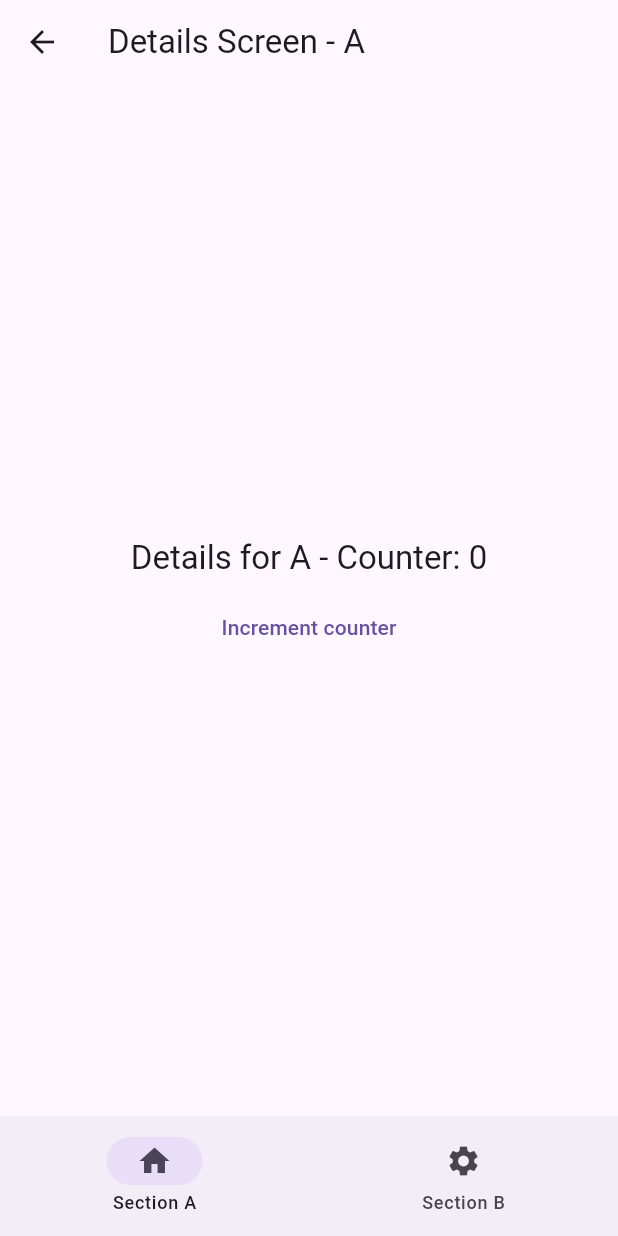
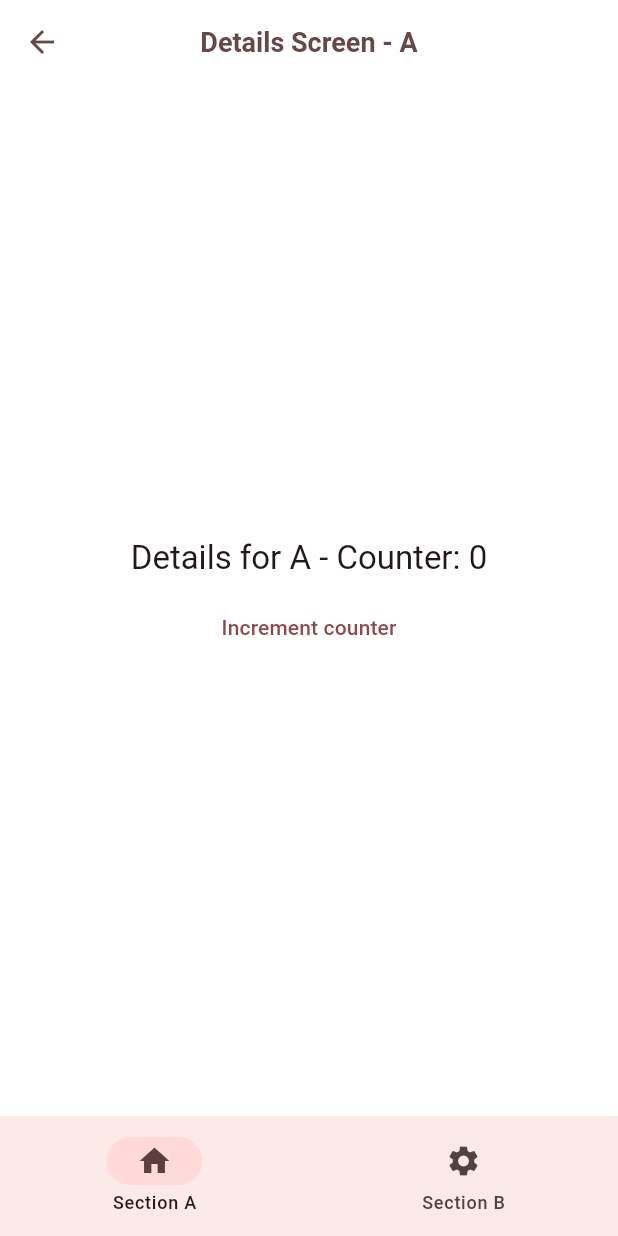
Before and after one commit to ogaroh/go_router_nested_navigation, a Flutter app: the screen it shows after launch, after a tap on "View details", on a phone screen of 412 x 824 dp. Run offline on Flutter 3.47's test engine with Material 3 defaults, Android fonts, the phone set to English and light mode, and no system bars; our stand-ins replace go_router.

Commit message:
feat: theme update

```diff
--- /dev/null
+++ b/lib/core/theme/theme.dart
@@ -0,0 +1,69 @@
+import 'package:flutter/material.dart';
+
+// import '../../core/shared/constants.dart';
+
+const kDefaultRed = Color(0XFFba4141);
+const kDefaultReddishGrey = Color(0XFF664848);
+
+// light theme
+ThemeData theme() {
+  return ThemeData(
+    colorSchemeSeed: kDefaultReddishGrey,
+    scaffoldBackgroundColor: Colors.white,
+    // fontFamily: kDefaultFontFamily,
+    appBarTheme: appBarTheme(),
+    floatingActionButtonTheme: const FloatingActionButtonThemeData(
+      backgroundColor: kDefaultReddishGrey,
+      foregroundColor: Colors.white,
+    ),
+  );
+}
+
+// dark theme
+ThemeData darkTheme() {
+  return ThemeData(
+    colorSchemeSeed: kDefaultRed,
+    brightness: Brightness.dark,
+    scaffoldBackgroundColor: Colors.black,
+    // fontFamily: kDefaultFontFamily,
+    appBarTheme: appBarThemeDark(),
+    floatingActionButtonTheme: const FloatingActionButtonThemeData(
+      backgroundColor: kDefaultRed,
+      foregroundColor: Colors.white,
+    ),
+  );
+}
+
+// light theme appbar
+AppBarTheme appBarTheme() {
+  return const AppBarTheme(
+    color: Colors.white,
+    elevation: 0,
+    centerTitle: true,
+    iconTheme: IconThemeData(color: kDefaultReddishGrey),
+    actionsIconTheme: IconThemeData(color: kDefaultReddishGrey),
+    titleTextStyle: TextStyle(
+      color: kDefaultReddishGrey,
+      fontSize: 18,
+      // fontFamily: kDefaultFontFamily,
+      fontWeight: FontWeight.bold,
+    ),
+  );
+}
+
+// dark theme appbar
+AppBarTheme appBarThemeDark() {
+  return const AppBarTheme(
+    color: Colors.black,
+    elevation: 0,
+    centerTitle: true,
+    iconTheme: IconThemeData(color: kDefaultRed),
+    actionsIconTheme: IconThemeData(color: kDefaultRed),
+    titleTextStyle: TextStyle(
+      color: kDefaultRed,
+      fontSize: 18,
+      // fontFamily: kDefaultFontFamily,
+      fontWeight: FontWeight.bold,
+    ),
+  );
+}
--- a/lib/main.dart
+++ b/lib/main.dart
@@ -3,6 +3,7 @@
 import 'package:flutter/material.dart';
 import 'package:flutter_web_plugins/url_strategy.dart';
 import 'package:nested_navigation_gorouter_example/core/router/router.dart';
+import 'package:nested_navigation_gorouter_example/core/theme/theme.dart';
 
 
 
@@ -20,7 +21,9 @@ class MyApp extends StatelessWidget {
     return MaterialApp.router(
       routerConfig: goRouter,
       debugShowCheckedModeBanner: false,
-      theme: ThemeData(primarySwatch: Colors.indigo),
+      theme: theme(),
+      darkTheme: darkTheme(),
+      themeMode: ThemeMode.system,
     );
   }
 }
```
